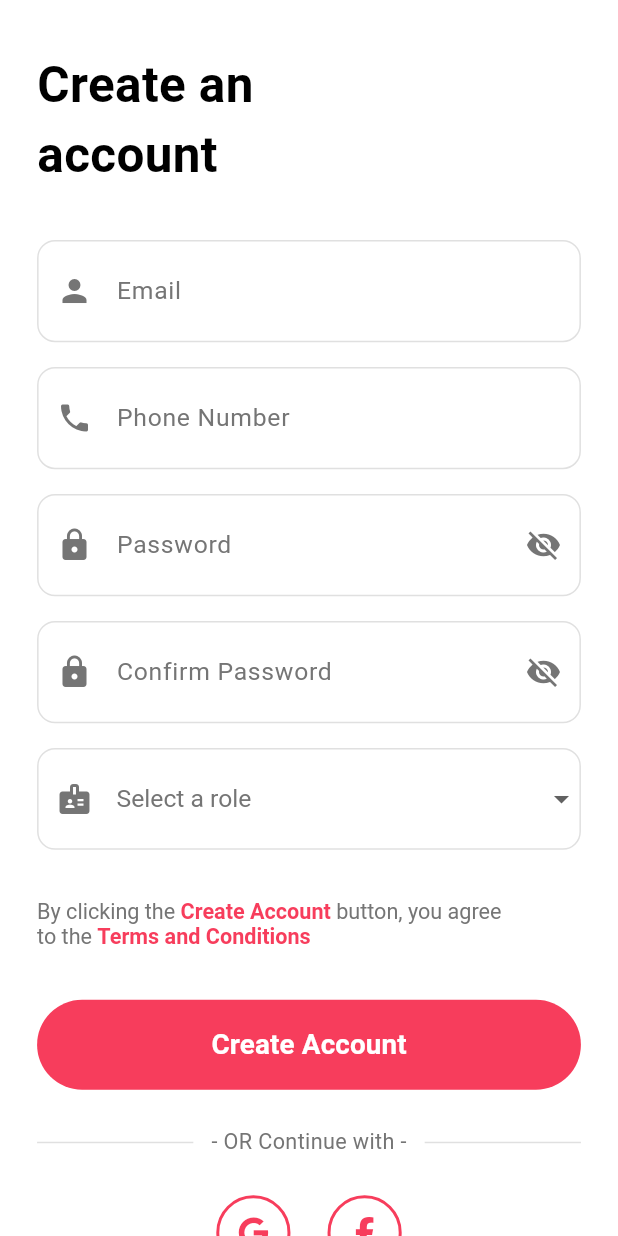
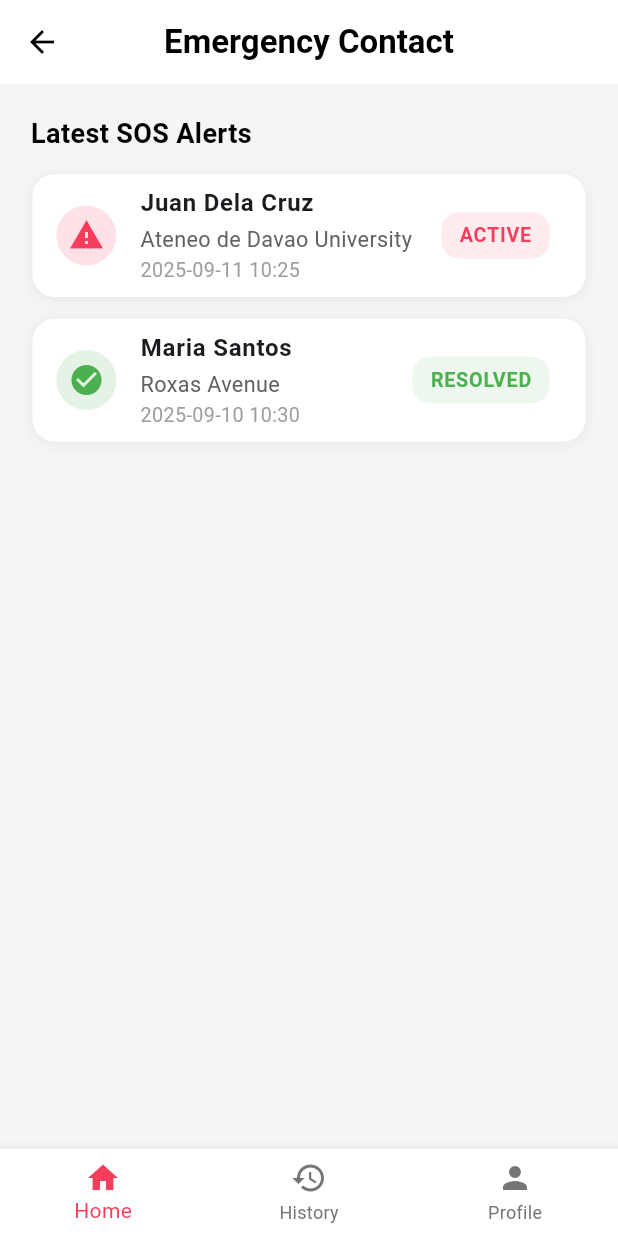
Before and after one commit to jussrz/SOSit, a Flutter app: the screen it shows after launch, on a phone screen of 412 x 824 dp. Run offline on Flutter 3.47's test engine with Material 3 defaults, Android fonts, the phone set to English and light mode, and no system bars; our stand-ins replace firebase_core, firebase_messaging, flutter_blue_plus, flutter_svg, font_awesome_flutter, geocoding and 6 more; accounts and stored records are empty.

Commit message:
UI for emergency contact dashboard (incomplete)

```diff
--- /dev/null
+++ b/lib/emergency_contact_dashboard.dart
@@ -0,0 +1,343 @@
+import 'package:flutter/material.dart';
+import 'home_screen.dart';
+
+class EmergencyContactDashboard extends StatefulWidget {
+  const EmergencyContactDashboard({super.key});
+
+  @override
+  State<EmergencyContactDashboard> createState() => _EmergencyContactDashboardState();
+}
+
+class _EmergencyContactDashboardState extends State<EmergencyContactDashboard> {
+  int _selectedIndex = 0;
+
+  final List<Map<String, dynamic>> _sosAlerts = [
+    {
+      'name': 'Juan Dela Cruz',
+      'time': DateTime.now().subtract(const Duration(minutes: 5)),
+      'location': 'Ateneo de Davao University',
+      'status': 'active',
+      'userId': 'user1',
+    },
+    {
+      'name': 'Maria Santos',
+      'time': DateTime.now().subtract(const Duration(days: 1)),
+      'location': 'Roxas Avenue',
+      'status': 'resolved',
+      'userId': 'user2',
+    },
+  ];
+
+  final Map<String, dynamic> _profile = {
+    'name': 'Parent/Guardian',
+    'relationship': 'Parent',
+    'phone': '+63 912 345 6789',
+    'email': 'parent@email.com',
+    'notifPref': 'Push + SMS',
+  };
+
+  void _onTabTapped(int index) {
+    setState(() {
+      _selectedIndex = index;
+    });
+  }
+
+  @override
+  Widget build(BuildContext context) {
+    final screenWidth = MediaQuery.of(context).size.width;
+    final screenHeight = MediaQuery.of(context).size.height;
+    return Scaffold(
+      backgroundColor: Colors.grey[100],
+      appBar: AppBar(
+        backgroundColor: Colors.white,
+        elevation: 0,
+        centerTitle: true,
+        leading: IconButton(
+          icon: const Icon(Icons.arrow_back, color: Colors.black),
+          onPressed: () {
+            Navigator.of(context).pushAndRemoveUntil(
+              MaterialPageRoute(builder: (_) => const HomeScreen()),
+              (route) => false,
+            );
+          },
+        ),
+        title: const Text('Emergency Contact', style: TextStyle(color: Colors.black, fontWeight: FontWeight.w600)),
+      ),
+      body: IndexedStack(
+        index: _selectedIndex,
+        children: [
+          _buildDashboard(screenWidth, screenHeight),
+          _buildHistory(screenWidth, screenHeight),
+          _buildProfileSettings(screenWidth, screenHeight),
+        ],
+      ),
+      bottomNavigationBar: BottomNavigationBar(
+        currentIndex: _selectedIndex,
+        selectedItemColor: const Color(0xFFF73D5C),
+        unselectedItemColor: Colors.grey.shade600,
+        backgroundColor: Colors.white,
+        onTap: _onTabTapped,
+        items: const [
+          BottomNavigationBarItem(
+            icon: Icon(Icons.home),
+            label: 'Home',
+          ),
+          BottomNavigationBarItem(
+            icon: Icon(Icons.history),
+            label: 'History',
+          ),
+          BottomNavigationBarItem(
+            icon: Icon(Icons.person),
+            label: 'Profile',
+          ),
+        ],
+      ),
+    );
+  }
+
+  Widget _buildDashboard(double screenWidth, double screenHeight) {
+    return ListView(
+      padding: EdgeInsets.all(screenWidth * 0.05),
+      children: [
+        const Text('Latest SOS Alerts', style: TextStyle(fontWeight: FontWeight.bold, fontSize: 18, color: Colors.black)),
+        SizedBox(height: screenHeight * 0.015),
+        ..._sosAlerts.map((alert) => Container(
+          margin: EdgeInsets.only(bottom: screenHeight * 0.015),
+          decoration: BoxDecoration(
+            color: Colors.white,
+            borderRadius: BorderRadius.circular(16),
+            boxShadow: [
+              BoxShadow(
+                color: Colors.black.withOpacity(0.04),
+                blurRadius: 6,
+                offset: const Offset(0, 2),
+              ),
+            ],
+            border: Border.all(color: Colors.grey.shade200),
+          ),
+          child: ListTile(
+            leading: CircleAvatar(
+              backgroundColor: alert['status'] == 'active' ? const Color(0xFFF73D5C).withOpacity(0.15) : Colors.green.withOpacity(0.15),
+              child: Icon(alert['status'] == 'active' ? Icons.warning : Icons.check_circle, color: alert['status'] == 'active' ? const Color(0xFFF73D5C) : Colors.green),
+            ),
+            title: Text(alert['name'], style: const TextStyle(fontWeight: FontWeight.w600)),
+            subtitle: Column(
+              crossAxisAlignment: CrossAxisAlignment.start,
+              children: [
+                SizedBox(height: 2),
+                Text(alert['location'], style: TextStyle(fontSize: screenWidth * 0.035, color: Colors.grey.shade700)),
+                Text(_formatDate(alert['time']), style: TextStyle(fontSize: screenWidth * 0.032, color: Colors.grey.shade500)),
+              ],
+            ),
+            trailing: Container(
+              padding: EdgeInsets.symmetric(horizontal: 12, vertical: 6),
+              decoration: BoxDecoration(
+                color: alert['status'] == 'active' ? const Color(0xFFF73D5C).withOpacity(0.1) : Colors.green.withOpacity(0.1),
+                borderRadius: BorderRadius.circular(12),
+              ),
+              child: Text(alert['status'].toUpperCase(), style: TextStyle(color: alert['status'] == 'active' ? const Color(0xFFF73D5C) : Colors.green, fontWeight: FontWeight.w600, fontSize: screenWidth * 0.032)),
+            ),
+            onTap: () => _showAlertDetails(alert, screenWidth, screenHeight),
+          ),
+        )),
+      ],
+    );
+  }
+
+  Widget _buildHistory(double screenWidth, double screenHeight) {
+    return ListView(
+      padding: EdgeInsets.all(screenWidth * 0.05),
+      children: [
+        const Text('SOS History', style: TextStyle(fontWeight: FontWeight.bold, fontSize: 18, color: Colors.black)),
+        SizedBox(height: screenHeight * 0.015),
+        ..._sosAlerts.map((alert) => Container(
+          margin: EdgeInsets.only(bottom: screenHeight * 0.015),
+          decoration: BoxDecoration(
+            color: Colors.white,
+            borderRadius: BorderRadius.circular(16),
+            boxShadow: [
+              BoxShadow(
+                color: Colors.black.withOpacity(0.04),
+                blurRadius: 6,
+                offset: const Offset(0, 2),
+              ),
+            ],
+            border: Border.all(color: Colors.grey.shade200),
+          ),
+          child: ListTile(
+            leading: CircleAvatar(
+              backgroundColor: Colors.grey.withOpacity(0.13),
+              child: Icon(Icons.history, color: Colors.grey.shade700),
+            ),
+            title: Text(alert['name'], style: const TextStyle(fontWeight: FontWeight.w600)),
+            subtitle: Column(
+              crossAxisAlignment: CrossAxisAlignment.start,
+              children: [
+                SizedBox(height: 2),
+                Text(alert['location'], style: TextStyle(fontSize: screenWidth * 0.035, color: Colors.grey.shade700)),
+                Text(_formatDate(alert['time']), style: TextStyle(fontSize: screenWidth * 0.032, color: Colors.grey.shade500)),
+              ],
+            ),
+            trailing: Container(
+              padding: EdgeInsets.symmetric(horizontal: 12, vertical: 6),
+              decoration: BoxDecoration(
+                color: alert['status'] == 'active' ? const Color(0xFFF73D5C).withOpacity(0.1) : Colors.green.withOpacity(0.1),
+                borderRadius: BorderRadius.circular(12),
+              ),
+              child: Text(alert['status'].toUpperCase(), style: TextStyle(color: alert['status'] == 'active' ? const Color(0xFFF73D5C) : Colors.green, fontWeight: FontWeight.w600, fontSize: screenWidth * 0.032)),
+            ),
+          ),
+        )),
+      ],
+    );
+  }
+
+  Widget _buildProfileSettings(double screenWidth, double screenHeight) {
+    return ListView(
+      padding: EdgeInsets.all(screenWidth * 0.05),
+      children: [
+        const Text('Profile Settings', style: TextStyle(fontWeight: FontWeight.bold, fontSize: 18, color: Colors.black)),
+        SizedBox(height: screenHeight * 0.02),
+        Container(
+          padding: EdgeInsets.all(screenWidth * 0.04),
+          decoration: BoxDecoration(
+            color: Colors.white,
+            borderRadius: BorderRadius.circular(16),
+            boxShadow: [
+              BoxShadow(
+                color: Colors.black.withOpacity(0.04),
+                blurRadius: 6,
+                offset: const Offset(0, 2),
+              ),
+            ],
+            border: Border.all(color: Colors.grey.shade200),
+          ),
+          child: Column(
+            crossAxisAlignment: CrossAxisAlignment.start,
+            children: [
+              Row(
+                children: [
+                  CircleAvatar(
+                    backgroundColor: const Color(0xFFF73D5C).withOpacity(0.13),
+                    child: const Icon(Icons.person, color: Color(0xFFF73D5C)),
+                  ),
+                  const SizedBox(width: 14),
+                  Expanded(
+                    child: Column(
+                      crossAxisAlignment: CrossAxisAlignment.start,
+                      children: [
+                        Text(_profile['name'], style: const TextStyle(fontWeight: FontWeight.bold, fontSize: 16)),
+                        Text('Relationship: ${_profile['relationship']}', style: TextStyle(color: Colors.grey.shade700, fontSize: 14)),
+                      ],
+                    ),
+                  ),
+                ],
+              ),
+              const SizedBox(height: 18),
+              Row(
+                children: [
+                  const Icon(Icons.phone, color: Colors.grey, size: 20),
+                  const SizedBox(width: 8),
+                  Text(_profile['phone'], style: const TextStyle(fontSize: 15)),
+                ],
+              ),
+              const SizedBox(height: 10),
+              Row(
+                children: [
+                  const Icon(Icons.email, color: Colors.grey, size: 20),
+                  const SizedBox(width: 8),
+                  Text(_profile['email'], style: const TextStyle(fontSize: 15)),
+                ],
+              ),
+              const SizedBox(height: 10),
+              Row(
+                children: [
+                  const Icon(Icons.notifications, color: Colors.grey, size: 20),
+                  const SizedBox(width: 8),
+                  Text('Notification Preferences:', style: TextStyle(fontSize: 15, color: Colors.black)),
+                  const SizedBox(width: 6),
+                  Text(_profile['notifPref'], style: TextStyle(fontSize: 15, color: Colors.grey.shade700)),
+                ],
+              ),
+            ],
+          ),
+        ),
+      ],
+    );
+  }
+
+  void _showAlertDetails(Map<String, dynamic> alert, double screenWidth, double screenHeight) {
+    showDialog(
+      context: context,
+      builder: (context) {
+        return Dialog(
+          shape: RoundedRectangleBorder(borderRadius: BorderRadius.circular(18)),
+          child: Padding(
+            padding: EdgeInsets.all(screenWidth * 0.06),
+            child: Column(
+              mainAxisSize: MainAxisSize.min,
+              crossAxisAlignment: CrossAxisAlignment.start,
+              children: [
+                Row(
+                  children: [
+                    CircleAvatar(
+                      backgroundColor: const Color(0xFFF73D5C),
+                      radius: screenWidth * 0.07,
+                      child: const Icon(Icons.person, color: Colors.white, size: 32),
+                    ),
+                    const SizedBox(width: 16),
+                    Expanded(
+                      child: Text(alert['name'], style: TextStyle(fontWeight: FontWeight.bold, fontSize: screenWidth * 0.05)),
+                    ),
+                  ],
+                ),
+                const SizedBox(height: 18),
+                Row(
+                  children: [
+                    const Icon(Icons.access_time, color: Colors.grey, size: 20),
+                    const SizedBox(width: 8),
+                    Text(_formatDate(alert['time']), style: TextStyle(fontSize: 15, color: Colors.grey.shade700)),
+                  ],
+                ),
+                const SizedBox(height: 10),
+                Row(
+                  children: [
+                    const Icon(Icons.location_on, color: Colors.grey, size: 20),
+                    const SizedBox(width: 8),
+                    Expanded(child: Text(alert['location'], style: const TextStyle(fontSize: 15))),
+                  ],
+                ),
+                const SizedBox(height: 10),
+                Row(
+                  children: [
+                    const Icon(Icons.info_outline, color: Colors.grey, size: 20),
+                    const SizedBox(width: 8),
+                    Text('Status: ', style: TextStyle(fontSize: 15, color: Colors.black)),
+                    Text(alert['status'], style: TextStyle(fontSize: 15, color: alert['status'] == 'active' ? const Color(0xFFF73D5C) : Colors.green)),
+                  ],
+                ),
+                const SizedBox(height: 22),
+                SizedBox(
+                  width: double.infinity,
+                  child: ElevatedButton(
+                    style: ElevatedButton.styleFrom(
+                      backgroundColor: const Color(0xFFF73D5C),
+                      shape: RoundedRectangleBorder(borderRadius: BorderRadius.circular(10)),
+                      padding: const EdgeInsets.symmetric(vertical: 14),
+                    ),
+                    onPressed: () => Navigator.pop(context),
+                    child: const Text('Mark as Acknowledged', style: TextStyle(color: Colors.white, fontWeight: FontWeight.w600, fontSize: 16)),
+                  ),
+                ),
+              ],
+            ),
+          ),
+        );
+      },
+    );
+  }
+
+  String _formatDate(DateTime date) {
+    return '${date.year}-${date.month.toString().padLeft(2, '0')}-${date.day.toString().padLeft(2, '0')} ${date.hour.toString().padLeft(2, '0')}:${date.minute.toString().padLeft(2, '0')}';
+  }
+}
--- a/lib/main.dart
+++ b/lib/main.dart
@@ -4,6 +4,7 @@ import 'package:provider/provider.dart';
 import 'services/ble_service.dart';
 import 'services/emergency_service.dart';
 import 'signup_page.dart';
+import 'emergency_contact_dashboard.dart';
 
 // 🔹 Firebase imports
 import 'package:firebase_core/firebase_core.dart';
@@ -79,7 +80,7 @@ class MyApp extends StatelessWidget {
           primarySwatch: Colors.blue,
           fontFamily: 'Roboto',
         ),
-        home: const SignupPage(),
+        home: const EmergencyContactDashboard(),
       ),
     );
   }
```
